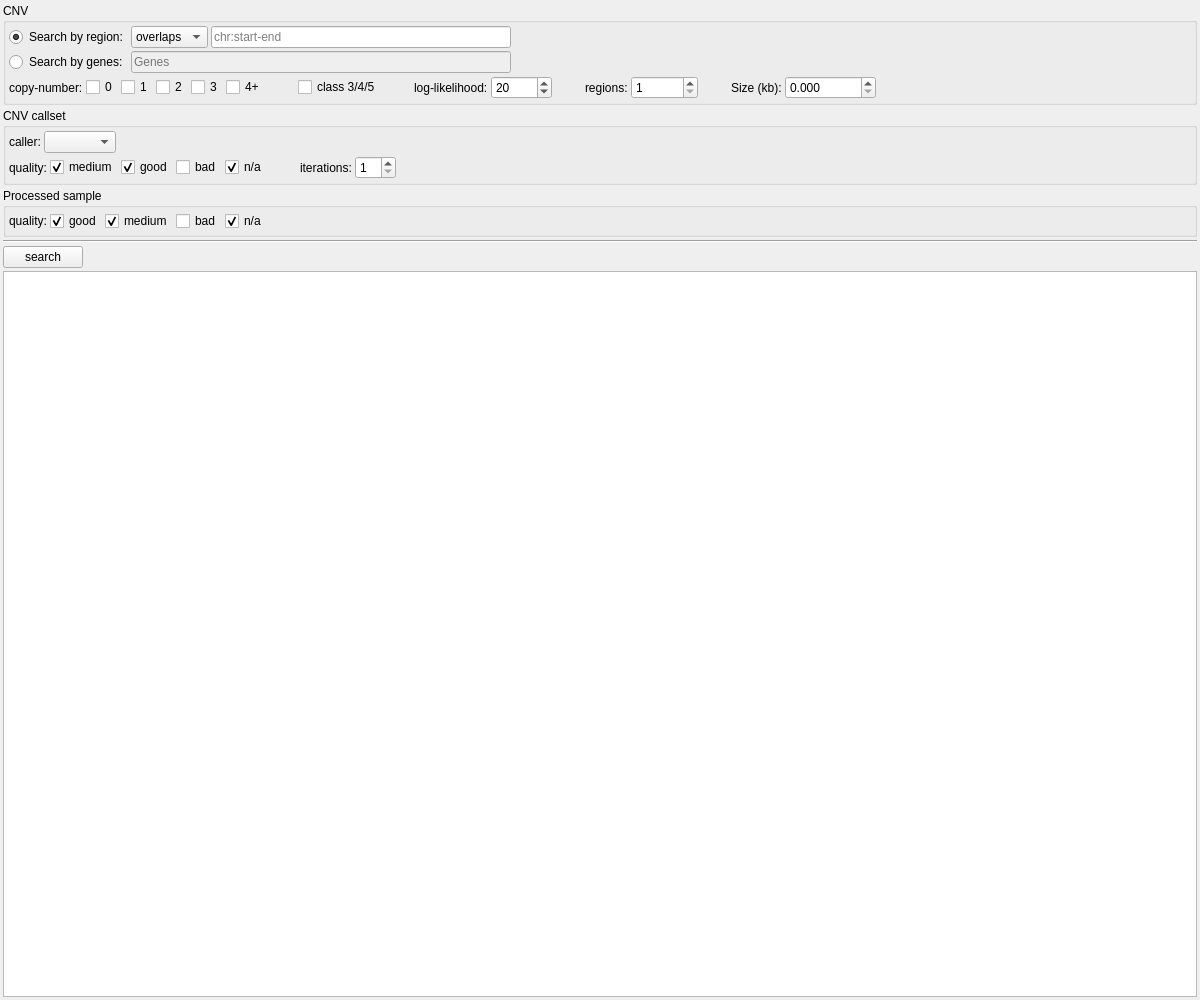
Old version of the form src/GSvar/CnvSearchWidget.ui in the repository imgag/ngs-bits.
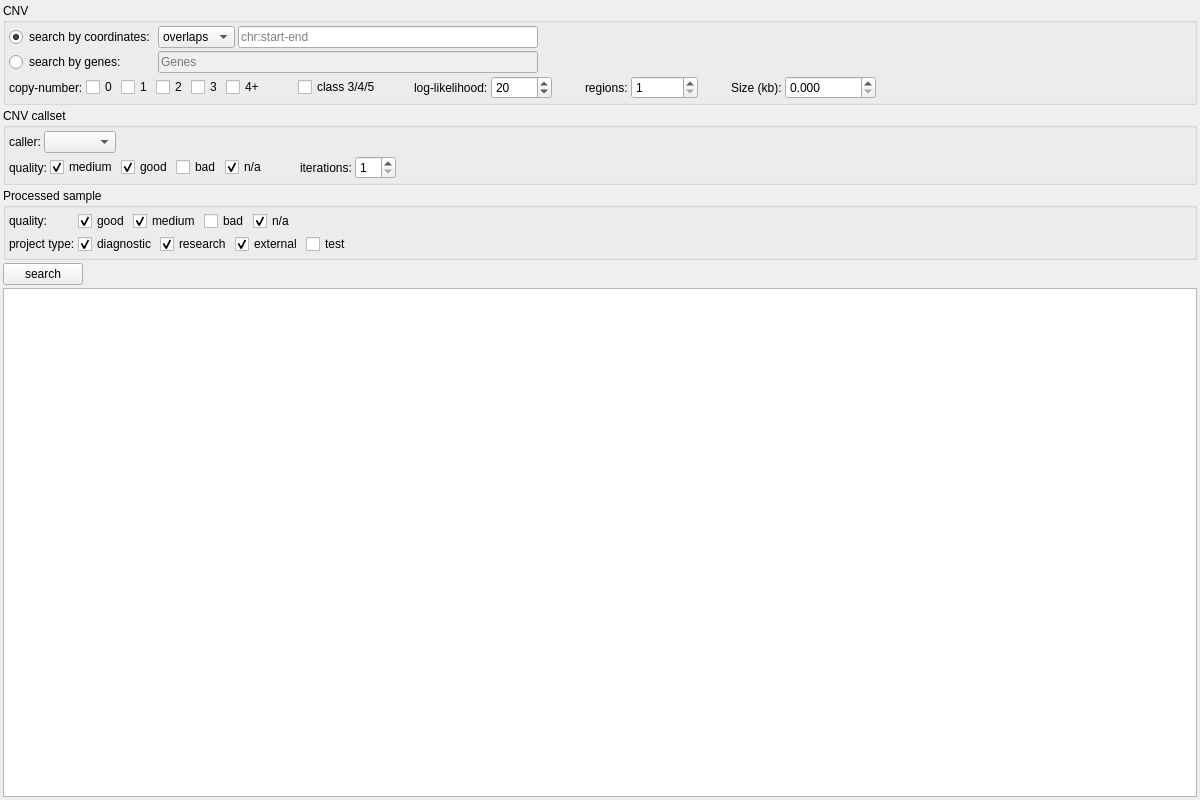
New version of the form. Custom widgets are drawn as their Qt base class.

Commit message: GSvar: Added project type filter to variant search dialogs (small variants, CNVs and SVs).

What changed in the file:
```diff
--- a/src/GSvar/CnvSearchWidget.ui
+++ b/src/GSvar/CnvSearchWidget.ui
@@ -7,19 +7,19 @@
     <x>0</x>
     <y>0</y>
     <width>1200</width>
-    <height>1000</height>
+    <height>800</height>
    </rect>
   </property>
   <property name="minimumSize">
    <size>
     <width>1200</width>
-    <height>1000</height>
+    <height>800</height>
    </size>
   </property>
   <property name="windowTitle">
    <string>Form</string>
   </property>
-  <layout class="QVBoxLayout" name="verticalLayout_2" stretch="0,0,0,0,0,0">
+  <layout class="QVBoxLayout" name="verticalLayout_2" stretch="0,0,0,0,0">
    <property name="spacing">
     <number>3</number>
    </property>
@@ -67,7 +67,7 @@
         <item row="1" column="0">
          <widget class="QRadioButton" name="rb_genes">
           <property name="text">
-           <string>Search by genes:</string>
+           <string>search by genes:</string>
           </property>
           <attribute name="buttonGroup">
            <string notr="true">buttonGroup</string>
@@ -77,7 +77,7 @@
         <item row="0" column="0">
          <widget class="QRadioButton" name="rb_chr_pos">
           <property name="text">
-           <string>Search by region:</string>
+           <string>search by coordinates:</string>
           </property>
           <property name="checked">
            <bool>true</bool>
@@ -524,16 +524,19 @@
    </item>
    <item>
     <widget class="QGroupBox" name="groupBox_3">
+     <property name="minimumSize">
+      <size>
+       <width>0</width>
+       <height>0</height>
+      </size>
+     </property>
      <property name="title">
       <string>Processed sample</string>
      </property>
      <property name="flat">
       <bool>true</bool>
      </property>
-     <layout class="QHBoxLayout" name="horizontalLayout_3">
-      <property name="spacing">
-       <number>3</number>
-      </property>
+     <layout class="QGridLayout" name="gridLayout_2">
       <property name="leftMargin">
        <number>3</number>
       </property>
@@ -546,13 +549,28 @@
       <property name="bottomMargin">
        <number>3</number>
       </property>
-      <item>
+      <property name="spacing">
+       <number>3</number>
+      </property>
+      <item row="0" column="0">
        <widget class="QLabel" name="label_3">
         <property name="text">
          <string>quality:</string>
         </property>
        </widget>
       </item>
+      <item row="1" column="0">
+       <widget class="QLabel" name="label_10">
+        <property name="text">
+         <string>project type:</string>
+        </property>
+       </widget>
+      </item>
+      <item row="0" column="1">
+       <layout class="QHBoxLayout" name="horizontalLayout_3">
+        <property name="spacing">
+         <number>3</number>
+        </property>
       <item>
        <widget class="QCheckBox" name="q_ps_good">
         <property name="text">
@@ -604,13 +622,65 @@
        </spacer>
       </item>
      </layout>
+      </item>
+      <item row="1" column="1">
+       <layout class="QHBoxLayout" name="horizontalLayout_7">
+        <property name="spacing">
+         <number>3</number>
+        </property>
+        <item>
+         <widget class="QCheckBox" name="p_diagnostic">
+          <property name="text">
+           <string>diagnostic</string>
+          </property>
+          <property name="checked">
+           <bool>true</bool>
+          </property>
     </widget>
    </item>
    <item>
-    <widget class="Line" name="line">
+         <widget class="QCheckBox" name="p_research">
+          <property name="text">
+           <string>research</string>
+          </property>
+          <property name="checked">
+           <bool>true</bool>
+          </property>
+         </widget>
+        </item>
+        <item>
+         <widget class="QCheckBox" name="p_external">
+          <property name="text">
+           <string>external</string>
+          </property>
+          <property name="checked">
+           <bool>true</bool>
+          </property>
+         </widget>
+        </item>
+        <item>
+         <widget class="QCheckBox" name="p_test">
+          <property name="text">
+           <string>test</string>
+          </property>
+         </widget>
+        </item>
+        <item>
+         <spacer name="horizontalSpacer_13">
      <property name="orientation">
       <enum>Qt::Horizontal</enum>
      </property>
+          <property name="sizeHint" stdset="0">
+           <size>
+            <width>40</width>
+            <height>20</height>
+           </size>
+          </property>
+         </spacer>
+        </item>
+       </layout>
+      </item>
+     </layout>
     </widget>
    </item>
    <item>
```
Left out of the diff: 3 changed lines with no effect on the pictures. Lines whose indentation alone changed are shown as unchanged. The commit also changes 6 other files.
